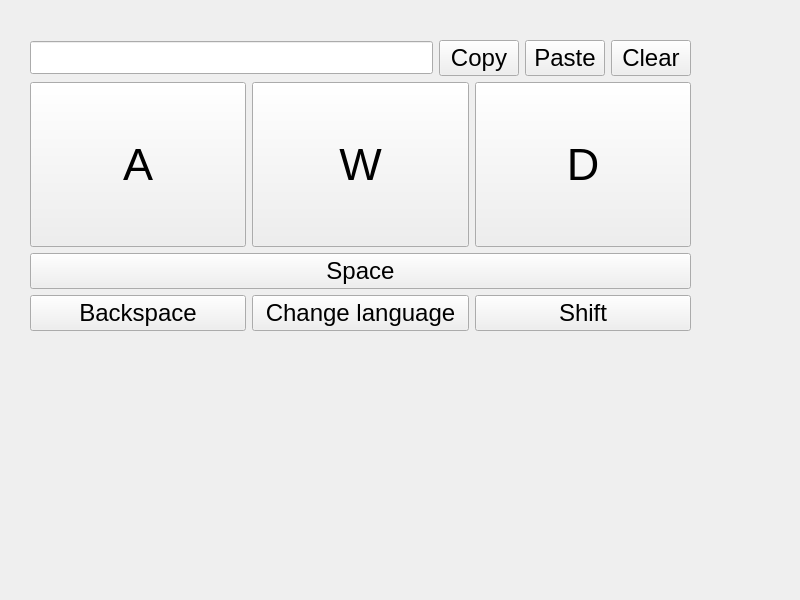
Qt form ui template/Simple Keyboard.ui (Shoker2/TS2-Simple-Keyboard) before a commit.
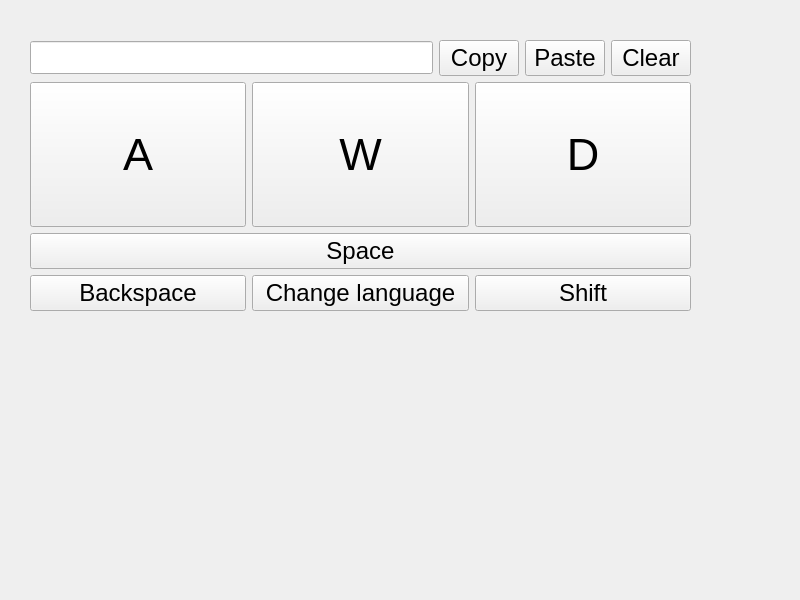
The same form after that commit.

Commit message: config updated and added spacerItem

Patch:
```diff
--- a/ui template/Simple Keyboard.ui
+++ b/ui template/Simple Keyboard.ui
@@ -277,6 +277,19 @@
        </item>
       </layout>
      </item>
+     <item>
+      <spacer name="horizontalSpacer">
+       <property name="orientation">
+        <enum>Qt::Horizontal</enum>
+       </property>
+       <property name="sizeHint" stdset="0">
+        <size>
+         <width>40</width>
+         <height>20</height>
+        </size>
+       </property>
+      </spacer>
+     </item>
     </layout>
    </widget>
   </widget>
```
The commit also changes 2 other files.
